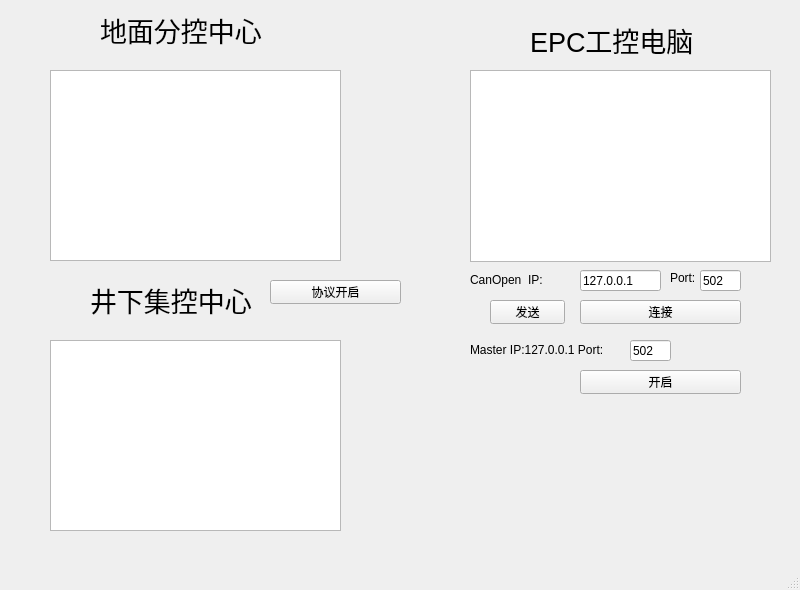
This is CanOpenUI.ui in leizhiqt/IndControl as Qt 5 draws it before an edit. The edited form follows.
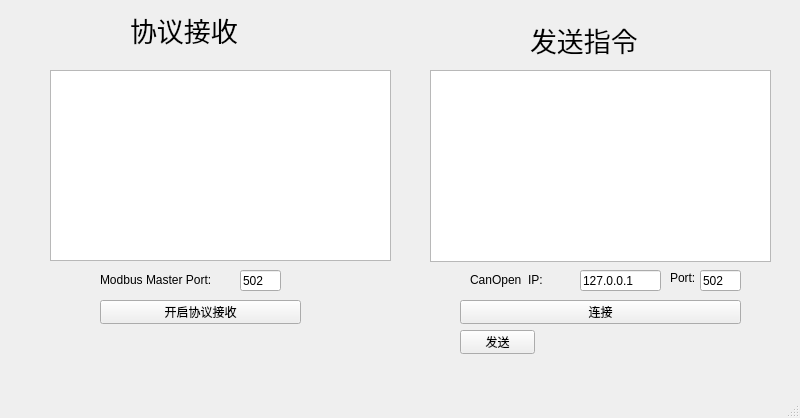
This is the edited form.

Patch:
```diff
--- a/CanOpenUI.ui
+++ b/CanOpenUI.ui
@@ -7,7 +7,7 @@
     <x>0</x>
     <y>0</y>
     <width>800</width>
-    <height>590</height>
+    <height>418</height>
    </rect>
   </property>
   <property name="windowTitle">
@@ -19,35 +19,22 @@
      <rect>
       <x>50</x>
       <y>70</y>
-      <width>291</width>
+      <width>341</width>
       <height>191</height>
      </rect>
     </property>
    </widget>
-   <widget class="QPushButton" name="pushButton">
-    <property name="geometry">
-     <rect>
-      <x>270</x>
-      <y>280</y>
-      <width>131</width>
-      <height>24</height>
-     </rect>
-    </property>
-    <property name="text">
-     <string>协议开启</string>
-    </property>
-   </widget>
    <widget class="QLabel" name="label">
     <property name="geometry">
      <rect>
-      <x>100</x>
+      <x>130</x>
       <y>10</y>
-      <width>181</width>
+      <width>121</width>
       <height>41</height>
      </rect>
     </property>
     <property name="text">
-     <string>&lt;html&gt;&lt;head/&gt;&lt;body&gt;&lt;p&gt;&lt;span style=&quot; font-size:20pt;&quot;&gt;地面分控中心&lt;/span&gt;&lt;/p&gt;&lt;/body&gt;&lt;/html&gt;</string>
+     <string>&lt;html&gt;&lt;head/&gt;&lt;body&gt;&lt;p&gt;&lt;span style=&quot; font-size:20pt;&quot;&gt;协议接收&lt;/span&gt;&lt;/p&gt;&lt;/body&gt;&lt;/html&gt;</string>
     </property>
    </widget>
    <widget class="QLabel" name="label_2">
@@ -55,12 +42,12 @@
      <rect>
       <x>530</x>
       <y>20</y>
-      <width>171</width>
+      <width>131</width>
       <height>41</height>
      </rect>
     </property>
     <property name="text">
-     <string>&lt;html&gt;&lt;head/&gt;&lt;body&gt;&lt;p&gt;&lt;span style=&quot; font-size:20pt;&quot;&gt;EPC工控电脑&lt;/span&gt;&lt;/p&gt;&lt;/body&gt;&lt;/html&gt;</string>
+     <string>&lt;html&gt;&lt;head/&gt;&lt;body&gt;&lt;p&gt;&lt;span style=&quot; font-size:20pt;&quot;&gt;发送指令&lt;/span&gt;&lt;/p&gt;&lt;/body&gt;&lt;/html&gt;</string>
     </property>
    </widget>
    <widget class="QLabel" name="label_3">
@@ -92,9 +79,9 @@
    <widget class="QTextBrowser" name="textBrowser">
     <property name="geometry">
      <rect>
-      <x>470</x>
+      <x>430</x>
       <y>70</y>
-      <width>301</width>
+      <width>341</width>
       <height>192</height>
      </rect>
     </property>
@@ -128,9 +115,9 @@
    <widget class="QPushButton" name="CanConn">
     <property name="geometry">
      <rect>
-      <x>580</x>
+      <x>460</x>
       <y>300</y>
-      <width>161</width>
+      <width>281</width>
       <height>24</height>
      </rect>
     </property>
@@ -138,47 +125,24 @@
      <string>连接</string>
     </property>
    </widget>
-   <widget class="QTextEdit" name="textEdit_3">
-    <property name="geometry">
-     <rect>
-      <x>50</x>
-      <y>340</y>
-      <width>291</width>
-      <height>191</height>
-     </rect>
-    </property>
-   </widget>
-   <widget class="QLabel" name="label_5">
-    <property name="geometry">
-     <rect>
-      <x>90</x>
-      <y>280</y>
-      <width>181</width>
-      <height>41</height>
-     </rect>
-    </property>
-    <property name="text">
-     <string>&lt;html&gt;&lt;head/&gt;&lt;body&gt;&lt;p&gt;&lt;span style=&quot; font-size:20pt;&quot;&gt;井下集控中心&lt;/span&gt;&lt;/p&gt;&lt;/body&gt;&lt;/html&gt;</string>
-    </property>
-   </widget>
    <widget class="QLabel" name="label_6">
     <property name="geometry">
      <rect>
-      <x>470</x>
-      <y>340</y>
-      <width>151</width>
+      <x>100</x>
+      <y>270</y>
+      <width>141</width>
       <height>20</height>
      </rect>
     </property>
     <property name="text">
-     <string>Master IP:127.0.0.1 Port:</string>
+     <string>Modbus Master Port:</string>
     </property>
    </widget>
    <widget class="QLineEdit" name="ModPort">
     <property name="geometry">
      <rect>
-      <x>630</x>
-      <y>340</y>
+      <x>240</x>
+      <y>270</y>
       <width>41</width>
       <height>21</height>
      </rect>
@@ -190,21 +154,21 @@
    <widget class="QPushButton" name="ModConn">
     <property name="geometry">
      <rect>
-      <x>580</x>
-      <y>370</y>
-      <width>161</width>
+      <x>100</x>
+      <y>300</y>
+      <width>201</width>
       <height>24</height>
      </rect>
     </property>
     <property name="text">
-     <string>开启</string>
+     <string>开启协议接收</string>
     </property>
    </widget>
    <widget class="QPushButton" name="sendCan">
     <property name="geometry">
      <rect>
-      <x>490</x>
-      <y>300</y>
+      <x>460</x>
+      <y>330</y>
       <width>75</width>
       <height>24</height>
      </rect>
```
